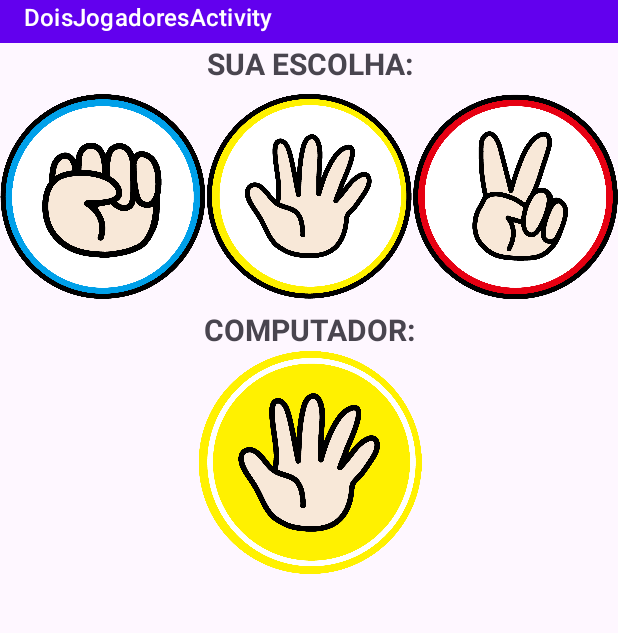
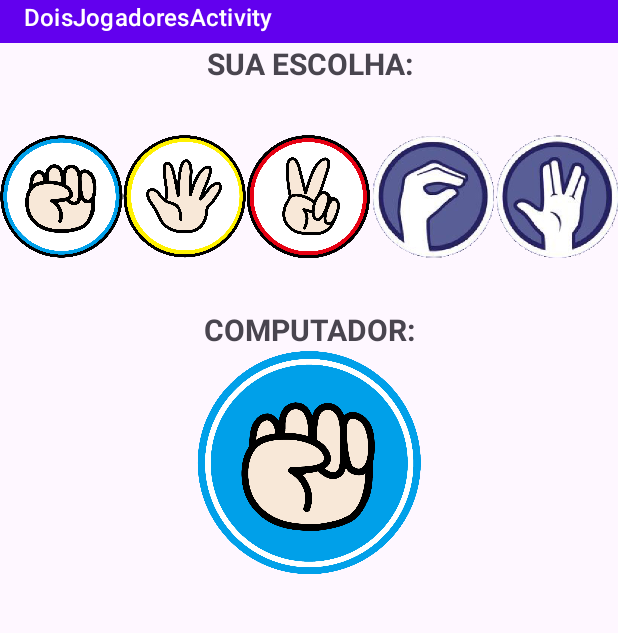
Before and after one commit to MuriloMPodenciano/PedraPapelTesoura, an Android app: the DoisJogadoresActivity screen opened directly, with no data from a screen before it, after a tap on an icon or button, on a phone screen of 412 x 824 dp, the part 53-686 px from its top. Run offline under Robolectric (Android 15) with nearby library versions, the light colour scheme and no system bars; 2 other taps on this screen came first.

Commit message:
added spock and lagarto for 2 players gamemode

```diff
--- a/app/src/main/java/com/example/pedrapapeltesoura/DoisJogadoresActivity.kt
+++ b/app/src/main/java/com/example/pedrapapeltesoura/DoisJogadoresActivity.kt
@@ -11,7 +11,7 @@ class DoisJogadoresActivity: AppCompatActivity() {
     private val adjb: ActivityDoisjogadoresBinding by lazy {
         ActivityDoisjogadoresBinding.inflate(layoutInflater)
     }
-    private val choices = listOf("pedra", "papel", "tesoura")
+    private val choices = listOf("pedra", "papel", "tesoura", "lagarto", "spock")
 
     override fun onCreate(savedInstanceState: Bundle?) {
         super.onCreate(savedInstanceState)
@@ -24,6 +24,8 @@ class DoisJogadoresActivity: AppCompatActivity() {
         adjb.pedraBt.setOnClickListener { onPlayerChoice("pedra") }
         adjb.papelBt.setOnClickListener { onPlayerChoice("papel") }
         adjb.tesouraBt.setOnClickListener { onPlayerChoice("tesoura")}
+        adjb.lagartoBt.setOnClickListener { onPlayerChoice("lagarto") }
+        adjb.spockBt.setOnClickListener { onPlayerChoice("spock")}
 
     }
 
@@ -41,6 +43,8 @@ class DoisJogadoresActivity: AppCompatActivity() {
             "pedra" -> computerImageView.setImageResource(R.drawable.rock2)
             "papel" -> computerImageView.setImageResource(R.drawable.paper2)
             "tesoura" -> computerImageView.setImageResource(R.drawable.scissor2)
+            "lagarto" -> computerImageView.setImageResource(R.drawable.lagarto)
+            "spock" -> computerImageView.setImageResource(R.drawable.spock)
         }
 
         val handler = Handler(Looper.getMainLooper())
@@ -53,9 +57,20 @@ class DoisJogadoresActivity: AppCompatActivity() {
     private fun determineWinner(playerChoice: String, computerChoice: String): String {
         return when {
             playerChoice == computerChoice -> "Empate"
+            //pedra
             (playerChoice == "pedra" && computerChoice == "tesoura") ||
+                    (playerChoice == "pedra" && computerChoice == "lagarto") ||
                     (playerChoice == "papel" && computerChoice == "pedra") ||
-                    (playerChoice == "tesoura" && computerChoice == "papel") -> "Você venceu!"
+                    (playerChoice == "spock" && computerChoice == "pedra") ||
+                    //papel (sem pedra)
+                    (playerChoice == "papel" && computerChoice == "spock") ||
+                    (playerChoice == "lagarto" && computerChoice == "papel") ||
+                    (playerChoice == "tesoura" && computerChoice == "papel") ||
+                    //tesoura (sem papel & pedra)
+                    (playerChoice == "tesoura" && computerChoice == "lagarto") ||
+                    (playerChoice == "spock" && computerChoice == "tesoura") ||
+                    //resto
+                    (playerChoice == "lagarto" && computerChoice == "spock")-> "Você venceu!"
             else -> "Você perdeu!"
         }
     }
@@ -67,5 +82,7 @@ class DoisJogadoresActivity: AppCompatActivity() {
         adjb.pedraBt.setImageResource(R.drawable.rock1)
         adjb.papelBt.setImageResource(R.drawable.paper1)
         adjb.tesouraBt.setImageResource(R.drawable.scissor1)
+        adjb.lagartoBt.setImageResource(R.drawable.lagarto) //temporary
+        adjb.spockBt.setImageResource(R.drawable.spock) //temporary
     }
 }
--- a/app/src/main/res/layout/activity_doisjogadores.xml
+++ b/app/src/main/res/layout/activity_doisjogadores.xml
@@ -59,6 +59,22 @@
             android:background="@null"
             android:src="@drawable/scissor1"
             />
+        <ImageButton android:id="@+id/lagartoBt"
+            android:layout_width="0dp"
+            android:layout_height="wrap_content"
+            android:layout_weight="1"
+            android:scaleType="fitCenter"
+            android:background="@null"
+            android:src="@drawable/lagarto"
+            />
+        <ImageButton android:id="@+id/spockBt"
+            android:layout_width="0dp"
+            android:layout_height="wrap_content"
+            android:layout_weight="1"
+            android:scaleType="fitCenter"
+            android:background="@null"
+            android:src="@drawable/spock"
+            />
     </LinearLayout>
 
     <TextView android:id="@+id/escolhaComputadorTv"
```
Also changed, not shown: app/src/main/res/layout/activity_tresjogadores.xml (+17 -2 lines), app/src/main/res/drawable/lagarto.png (added), app/src/main/res/drawable/spock.png (added).
